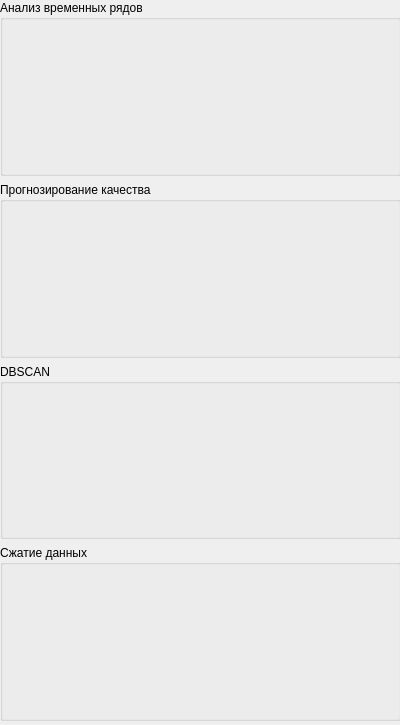
Qt form Sources/Administrator.ui (ArbiterOfJudgement/DM) before a commit.
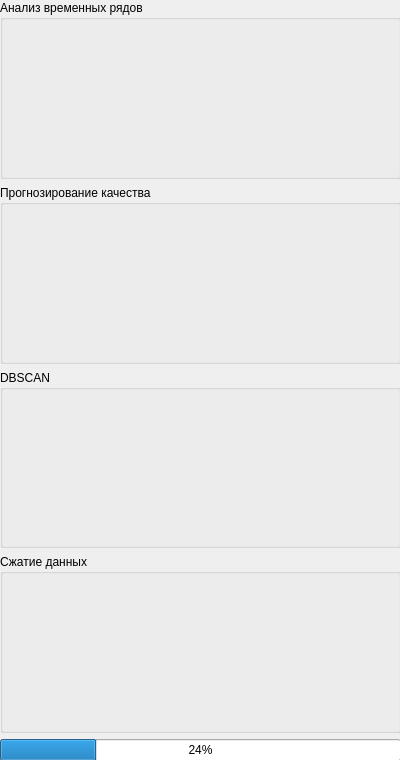
The same form after that commit.

```diff
--- a/Sources/Administrator.ui
+++ b/Sources/Administrator.ui
@@ -7,9 +7,21 @@
     <x>0</x>
     <y>0</y>
     <width>400</width>
-    <height>725</height>
+    <height>760</height>
    </rect>
   </property>
+  <property name="minimumSize">
+   <size>
+    <width>400</width>
+    <height>760</height>
+   </size>
+  </property>
+  <property name="maximumSize">
+   <size>
+    <width>400</width>
+    <height>760</height>
+   </size>
+  </property>
   <property name="windowTitle">
    <string>AdministratorWindow</string>
   </property>
@@ -19,7 +31,7 @@
      <x>0</x>
      <y>0</y>
      <width>401</width>
-     <height>721</height>
+     <height>761</height>
     </rect>
    </property>
    <layout class="QVBoxLayout" name="verticalLayout">
@@ -51,6 +63,13 @@
       </property>
      </widget>
     </item>
+    <item>
+     <widget class="QProgressBar" name="progressBar">
+      <property name="value">
+       <number>24</number>
+      </property>
+     </widget>
+    </item>
    </layout>
   </widget>
  </widget>
```
